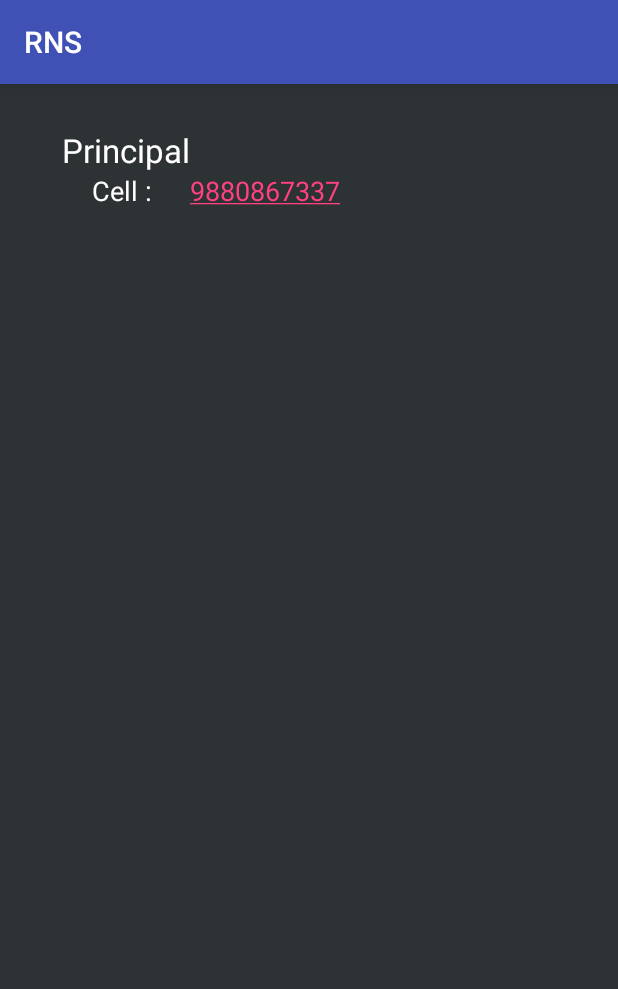
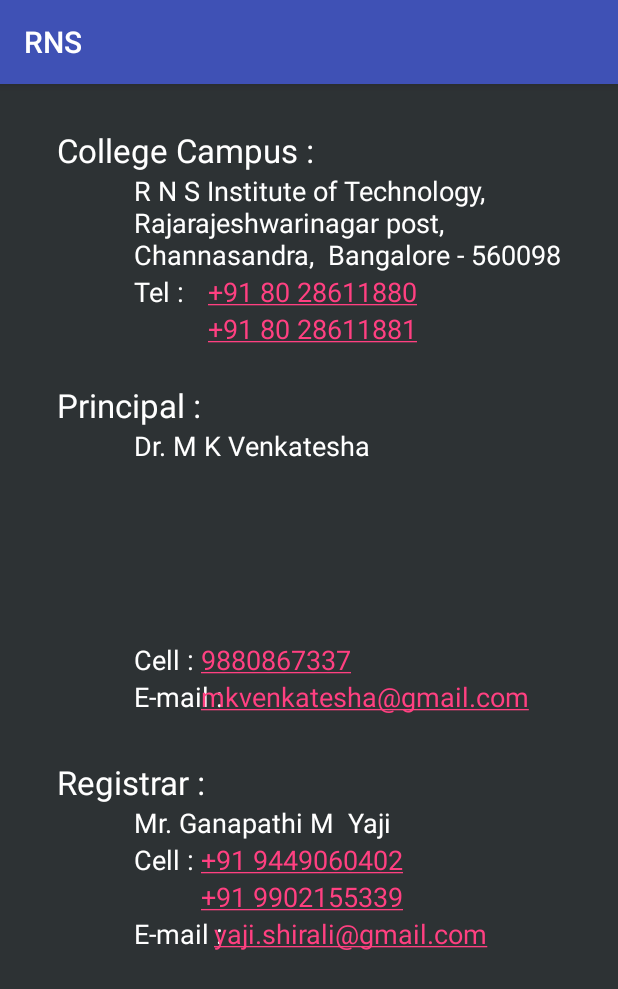
Before and after one commit to CharanNK/RNSIT, an Android app: the fragment contact_main shown on its own in the app's theme, on a phone screen of 412 x 824 dp. Shown: the top 989 px of the screen. Run offline under Robolectric (Android 15) with nearby library versions, the phone set to English and light mode, and no system bars.

Commit message:
completed "Contact_Us" section

```diff
--- a/app/src/main/res/layout/contact_main.xml
+++ b/app/src/main/res/layout/contact_main.xml
@@ -8,13 +8,13 @@
         android:layout_width="wrap_content"
         android:layout_height="wrap_content"
         android:textAppearance="?android:attr/textAppearanceLarge"
-        android:text="Principal"
+        android:text="Principal :"
         android:id="@+id/textView8"
-        android:layout_alignParentTop="true"
-        android:layout_alignParentStart="true"
-        android:layout_marginStart="41dp"
-        android:layout_marginTop="29dp"
-        android:textColor="#ffffff" />
+        android:layout_marginStart="38dp"
+        android:layout_marginTop="73dp"
+        android:textColor="#ffffff"
+        android:layout_below="@+id/textView12"
+        android:layout_alignParentStart="true" />
 
     <TextView
         android:layout_width="wrap_content"
@@ -22,10 +22,10 @@
         android:textAppearance="?android:attr/textAppearanceMedium"
         android:text="Cell : "
         android:id="@+id/textView9"
-        android:layout_below="@+id/textView8"
-        android:layout_alignStart="@+id/textView8"
         android:textColor="#ffffff"
-        android:layout_marginLeft="20dp" />
+        android:layout_marginLeft="20dp"
+        android:layout_centerVertical="true"
+        android:layout_toStartOf="@+id/textView15" />
 
     <TextView
         android:layout_width="wrap_content"
@@ -36,4 +36,158 @@
         android:id="@+id/textView10"
         android:layout_alignTop="@+id/textView9"
         android:layout_toEndOf="@+id/textView8" />
+
+    <TextView
+        android:layout_width="wrap_content"
+        android:layout_height="wrap_content"
+        android:textAppearance="?android:attr/textAppearanceLarge"
+        android:text="College Campus :"
+        android:id="@+id/textView11"
+        android:layout_alignParentTop="true"
+        android:layout_alignStart="@+id/textView8"
+        android:layout_marginTop="29dp"
+        android:textColor="#ffffff" />
+
+    <TextView
+        android:layout_width="wrap_content"
+        android:layout_height="wrap_content"
+        android:textAppearance="?android:attr/textAppearanceMedium"
+        android:text="R N S Institute of Technology, Rajarajeshwarinagar post,  Channasandra,  Bangalore - 560098 "
+        android:id="@+id/textView12"
+        android:layout_below="@+id/textView11"
+        android:layout_alignStart="@+id/textView9"
+        android:textColor="#ffffff" />
+
+    <TextView
+        android:layout_width="wrap_content"
+        android:layout_height="wrap_content"
+        android:textAppearance="?android:attr/textAppearanceMedium"
+        android:text="Tel : "
+        android:id="@+id/textView13"
+        android:layout_below="@+id/textView12"
+        android:layout_alignStart="@+id/textView12"
+        android:textColor="#ffffff" />
+
+    <TextView
+        android:layout_width="wrap_content"
+        android:layout_height="wrap_content"
+        android:textAppearance="?android:attr/textAppearanceMedium"
+        android:text=" +91 80 28611880"
+        android:autoLink="phone"
+        android:id="@+id/textView14"
+        android:layout_below="@+id/textView12"
+        android:layout_centerHorizontal="true" />
+
+    <TextView
+        android:layout_width="wrap_content"
+        android:layout_height="wrap_content"
+        android:textAppearance="?android:attr/textAppearanceMedium"
+        android:text=" +91 80 28611881"
+        android:autoLink="phone"
+        android:id="@+id/textView15"
+        android:layout_below="@+id/textView14"
+        android:layout_alignEnd="@+id/textView14" />
+
+    <TextView
+        android:layout_width="wrap_content"
+        android:layout_height="wrap_content"
+        android:textAppearance="?android:attr/textAppearanceMedium"
+        android:text="E-mail :"
+        android:id="@+id/textView16"
+        android:layout_below="@+id/textView9"
+        android:layout_alignStart="@+id/textView9"
+        android:textColor="#ffffff" />
+
+    <TextView
+        android:layout_width="wrap_content"
+        android:layout_height="wrap_content"
+        android:textAppearance="?android:attr/textAppearanceMedium"
+        android:text="mkvenkatesha@gmail.com"
+        android:id="@+id/textView17"
+        android:autoLink="email"
+        android:layout_below="@+id/textView10"
+        android:layout_alignStart="@+id/textView10"
+        android:textColor="#ffffff" />
+
+    <TextView
+        android:layout_width="wrap_content"
+        android:layout_height="wrap_content"
+        android:textAppearance="?android:attr/textAppearanceLarge"
+        android:text="Registrar : "
+        android:id="@+id/textView18"
+        android:layout_below="@+id/textView16"
+        android:layout_alignStart="@+id/textView8"
+        android:layout_marginTop="30dp"
+        android:textColor="#ffffff" />
+
+    <TextView
+        android:layout_width="wrap_content"
+        android:layout_height="wrap_content"
+        android:textAppearance="?android:attr/textAppearanceMedium"
+        android:text="Dr. M K Venkatesha"
+        android:id="@+id/textView19"
+        android:layout_below="@+id/textView8"
+        android:layout_alignStart="@+id/textView9"
+        android:textColor="#ffffff" />
+
+    <TextView
+        android:layout_width="wrap_content"
+        android:layout_height="wrap_content"
+        android:textAppearance="?android:attr/textAppearanceMedium"
+        android:text="Mr. Ganapathi M  Yaji"
+        android:id="@+id/textView20"
+        android:layout_below="@+id/textView18"
+        android:layout_alignStart="@+id/textView16"
+        android:textColor="#ffffff" />
+
+    <TextView
+        android:layout_width="wrap_content"
+        android:layout_height="wrap_content"
+        android:textAppearance="?android:attr/textAppearanceMedium"
+        android:text="Cell :"
+        android:id="@+id/textView21"
+        android:layout_below="@+id/textView20"
+        android:layout_alignStart="@+id/textView20"
+        android:textColor="#ffffff" />
+
+    <TextView
+        android:layout_width="wrap_content"
+        android:layout_height="wrap_content"
+        android:textAppearance="?android:attr/textAppearanceMedium"
+        android:text="+91 9449060402"
+        android:autoLink="phone"
+        android:id="@+id/textView22"
+        android:layout_below="@+id/textView20"
+        android:layout_toEndOf="@+id/textView8" />
+
+    <TextView
+        android:layout_width="wrap_content"
+        android:layout_height="wrap_content"
+        android:textAppearance="?android:attr/textAppearanceMedium"
+        android:text="+91 9902155339 "
+        android:autoLink="phone"
+        android:id="@+id/textView23"
+        android:layout_below="@+id/textView22"
+        android:layout_toEndOf="@+id/textView8" />
+
+    <TextView
+        android:layout_width="wrap_content"
+        android:layout_height="wrap_content"
+        android:textAppearance="?android:attr/textAppearanceMedium"
+        android:text="E-mail :"
+        android:id="@+id/textView24"
+        android:layout_below="@+id/textView23"
+        android:layout_alignStart="@+id/textView21"
+        android:textColor="#ffffff" />
+
+    <TextView
+        android:layout_width="wrap_content"
+        android:layout_height="wrap_content"
+        android:textAppearance="?android:attr/textAppearanceMedium"
+        android:text="yaji.shirali@gmail.com"
+        android:autoLink="email"
+        android:id="@+id/textView25"
+        android:layout_below="@+id/textView23"
+        android:layout_toEndOf="@+id/textView18" />
+
 </RelativeLayout>
```
